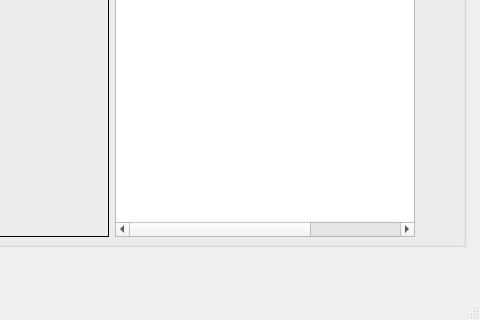
This is src/eggsizerml.ui in jaxmattfair/eggsizerML as Qt 5 draws it before an edit; both pictures show x 625 to 1105 and y 454 to 774 of the 1105 by 774 pixel window. The edited form follows.
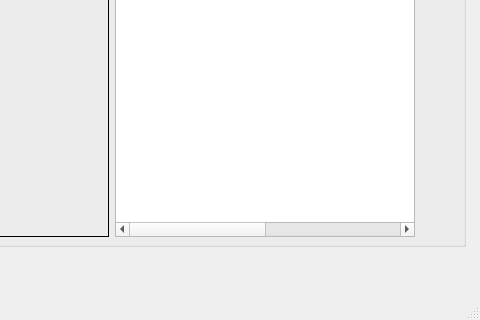
This is the edited form.

What changed in the file:
```diff
--- a/src/eggsizerml.ui
+++ b/src/eggsizerml.ui
@@ -225,6 +225,11 @@
           <string>Blob Size (mm)</string>
          </property>
         </column>
+        <column>
+         <property name="text">
+          <string>Width</string>
+         </property>
+        </column>
        </widget>
       </item>
      </layout>
```
